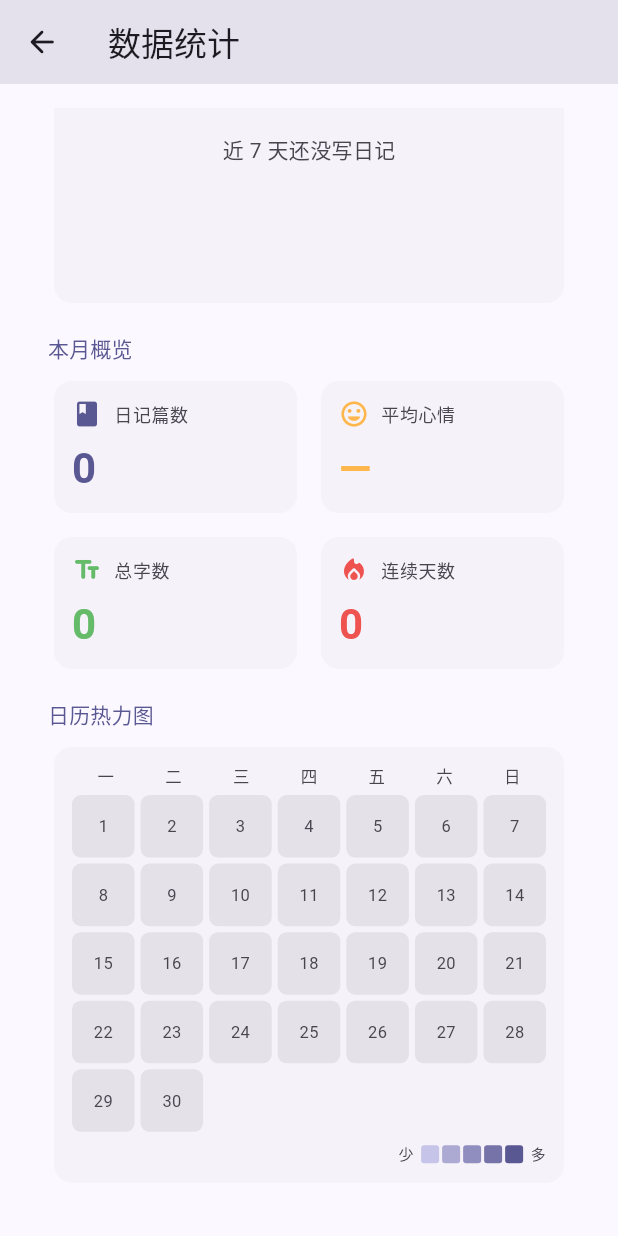
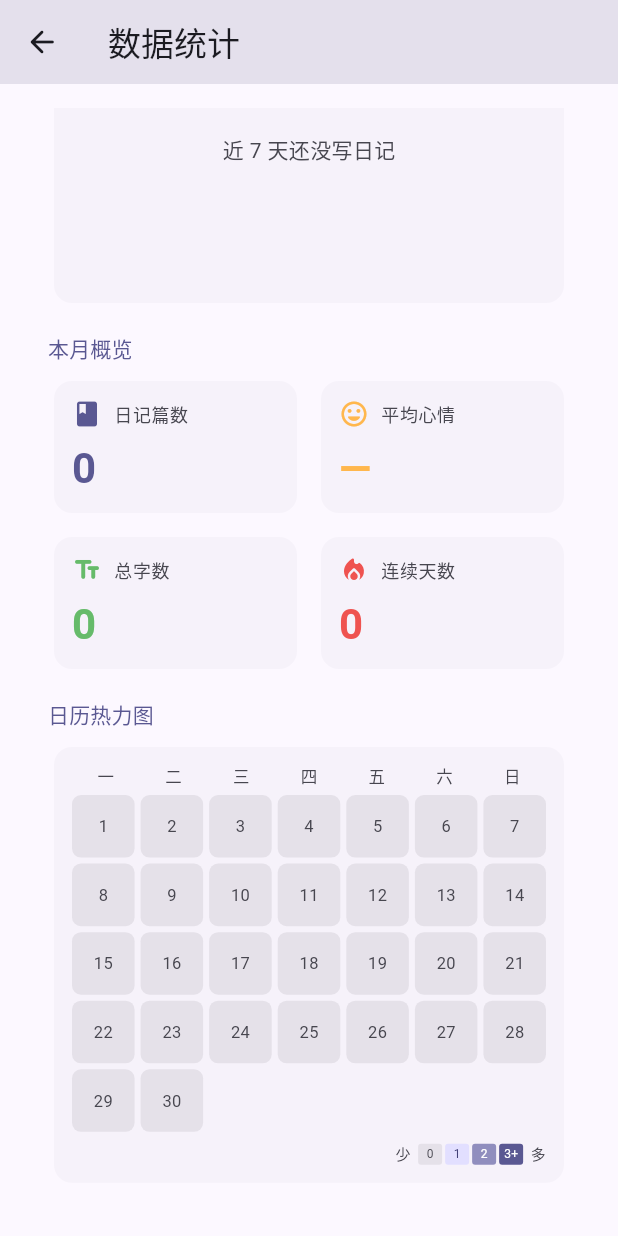
Before and after one commit to ncz1117/TraceLife, a Flutter app: the StatsPage screen opened by its route, scrolled down 183 dp, on a phone screen of 412 x 824 dp. Run offline on Flutter 3.47's test engine with Material 3 defaults, Android fonts, the phone set to English and light mode, and no system bars; our stand-ins replace file_picker, fl_chart, flutter_riverpod, freezed_annotation, go_router, sqflite and 1 more; missing offline and left inert: dart:html; accounts and stored records are empty.

Commit message:
fix: 热力图改用档位配色 - 0灰/1浅/2中/3+深

```diff
--- a/lib/features/stats/stats_page.dart
+++ b/lib/features/stats/stats_page.dart
@@ -339,9 +339,6 @@ class _HeatmapGrid extends StatelessWidget {
     final colorScheme = Theme.of(context).colorScheme;
     final daysInMonth = DateTime(year, month + 1, 0).day;
     final firstDay = DateTime(year, month, 1).weekday; // 1=Mon
-    final maxCount = dailyCount.values.isEmpty
-        ? 1
-        : dailyCount.values.reduce((a, b) => a > b ? a : b);
 
     return Column(
       crossAxisAlignment: CrossAxisAlignment.start,
@@ -380,14 +377,8 @@ class _HeatmapGrid extends StatelessWidget {
             }
             final day = index - firstDay + 2;
             final count = dailyCount[day] ?? 0;
-            final intensity = maxCount == 0 ? 0.0 : count / maxCount;
-            final bg = count == 0
-                ? colorScheme.surfaceContainerHighest
-                : Color.lerp(
-                    colorScheme.primaryContainer,
-                    colorScheme.primary,
-                    intensity,
-                  )!;
+            final bg = _heatColor(count, colorScheme);
+            final fg = _heatTextColor(count, colorScheme);
             return Container(
               decoration: BoxDecoration(
                 color: bg,
@@ -398,11 +389,7 @@ class _HeatmapGrid extends StatelessWidget {
                 '$day',
                 style: TextStyle(
                   fontSize: 11,
-                  color: count == 0
-                      ? colorScheme.onSurfaceVariant
-                      : intensity > 0.5
-                          ? colorScheme.onPrimary
-                          : colorScheme.onPrimaryContainer,
+                  color: fg,
                   fontWeight: count > 0 ? FontWeight.w600 : FontWeight.normal,
                 ),
               ),
@@ -417,16 +404,27 @@ class _HeatmapGrid extends StatelessWidget {
             Text('少',
                 style: TextStyle(fontSize: 10, color: colorScheme.onSurfaceVariant)),
             const SizedBox(width: 4),
-            ...[0.2, 0.4, 0.6, 0.8, 1.0].map((v) => Padding(
+            ...[
+              ('0', _heatColor(0, colorScheme)),
+              ('1', _heatColor(1, colorScheme)),
+              ('2', _heatColor(2, colorScheme)),
+              ('3+', _heatColor(3, colorScheme)),
+            ].map((entry) => Padding(
                   padding: const EdgeInsets.symmetric(horizontal: 1),
                   child: Container(
-                    width: 12,
-                    height: 12,
+                    width: 16,
+                    height: 14,
+                    alignment: Alignment.center,
                     decoration: BoxDecoration(
-                      color: v == 0
-                          ? colorScheme.surfaceContainerHighest
-                          : Color.lerp(colorScheme.primaryContainer, colorScheme.primary, v),
+                      color: entry.$2,
                       borderRadius: BorderRadius.circular(2),
+                    ),
+                    child: Text(
+                      entry.$1,
+                      style: TextStyle(
+                        fontSize: 8,
+                        color: _heatTextColor(int.parse(entry.$1.replaceAll('+', '')), colorScheme),
+                      ),
                     ),
                   ),
                 )),
@@ -438,4 +436,20 @@ class _HeatmapGrid extends StatelessWidget {
       ],
     );
   }
+
+  /// 档位配色：count → 颜色
+  /// 0 = 灰（空），1 = 浅，2 = 中，3+ = 深
+  static Color _heatColor(int count, ColorScheme scheme) {
+    if (count == 0) return scheme.surfaceContainerHighest;
+    if (count == 1) return scheme.primaryContainer;
+    if (count == 2) return Color.lerp(scheme.primaryContainer, scheme.primary, 0.6)!;
+    return scheme.primary;
+  }
+
+  /// 档位文字色：保证深色背景上文字可读
+  static Color _heatTextColor(int count, ColorScheme scheme) {
+    if (count == 0) return scheme.onSurfaceVariant;
+    if (count >= 2) return scheme.onPrimary;
+    return scheme.onPrimaryContainer;
+  }
 }
```
